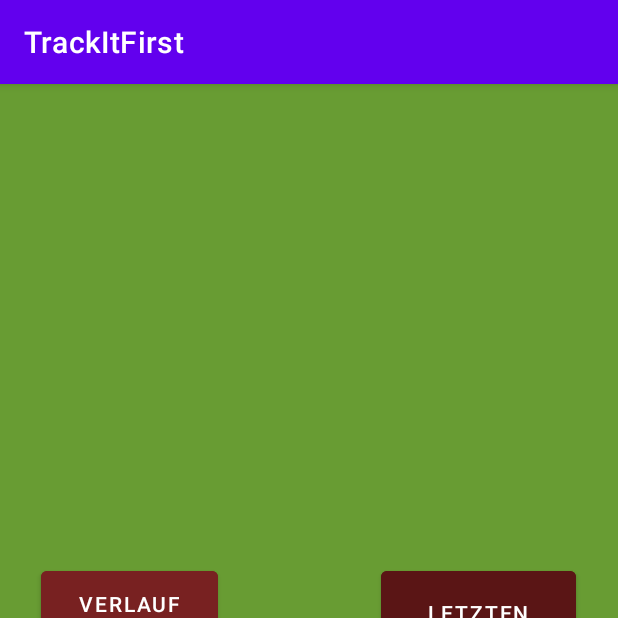
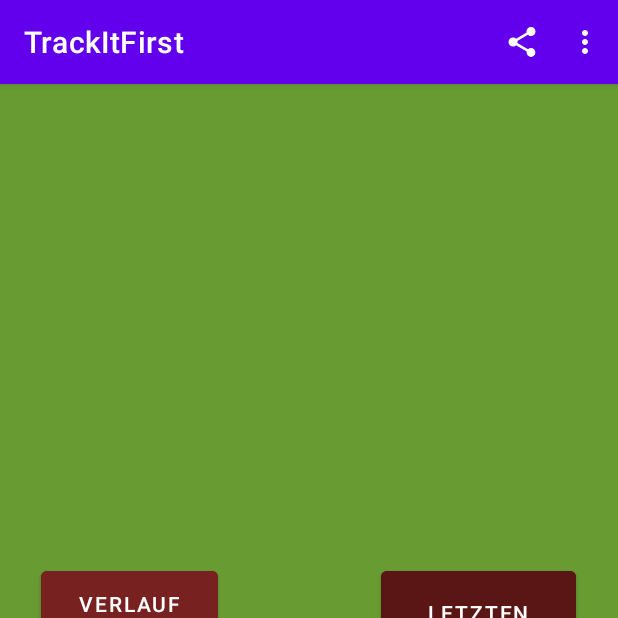
Before and after one commit to MariusRock/androidTrackIt, an Android app: the screen it shows after launch (MainActivity), on a phone screen of 412 x 824 dp, the top half of it. Run offline under Robolectric (Android 15) with nearby library versions, the phone set to English and light mode, and no system bars.

Commit message:
added basic import/export/sharing functionallity

```diff
--- /dev/null
+++ b/app/src/main/res/drawable/ic_baseline_share_24.xml
@@ -0,0 +1,10 @@
+<vector xmlns:android="http://schemas.android.com/apk/res/android"
+    android:width="24dp"
+    android:height="24dp"
+    android:viewportWidth="24"
+    android:viewportHeight="24"
+    android:tint="?attr/colorControlNormal">
+  <path
+      android:fillColor="@android:color/white"
+      android:pathData="M18,16.08c-0.76,0 -1.44,0.3 -1.96,0.77L8.91,12.7c0.05,-0.23 0.09,-0.46 0.09,-0.7s-0.04,-0.47 -0.09,-0.7l7.05,-4.11c0.54,0.5 1.25,0.81 2.04,0.81 1.66,0 3,-1.34 3,-3s-1.34,-3 -3,-3 -3,1.34 -3,3c0,0.24 0.04,0.47 0.09,0.7L8.04,9.81C7.5,9.31 6.79,9 6,9c-1.66,0 -3,1.34 -3,3s1.34,3 3,3c0.79,0 1.5,-0.31 2.04,-0.81l7.12,4.16c-0.05,0.21 -0.08,0.43 -0.08,0.65 0,1.61 1.31,2.92 2.92,2.92 1.61,0 2.92,-1.31 2.92,-2.92s-1.31,-2.92 -2.92,-2.92z"/>
+</vector>
--- a/app/src/main/res/layout/activity_main.xml
+++ b/app/src/main/res/layout/activity_main.xml
@@ -119,6 +119,7 @@
         app:layout_constraintVertical_bias="0.477" />
 
     <ScrollView
+        android:id="@+id/scrollView2"
         android:layout_width="fill_parent"
         android:layout_height="275dp"
         tools:ignore="MissingConstraints">
--- /dev/null
+++ b/app/src/main/res/menu/custommenue.xml
@@ -0,0 +1,18 @@
+<?xml version="1.0" encoding="utf-8"?>
+<menu xmlns:app="http://schemas.android.com/apk/res-auto"
+    xmlns:android="http://schemas.android.com/apk/res/android">
+
+    <item
+        android:id="@+id/share"
+        android:icon="@drawable/ic_baseline_share_24"
+        android:title="Share"
+        app:showAsAction="ifRoom|collapseActionView" />
+
+    <item android:title="Import"
+          android:id="@+id/Import" />
+    <item android:title="Export"
+          android:id="@+id/Export" />
+
+
+
+</menu>
```
Also changed, not shown: app/src/main/AndroidManifest.xml (+9 -0 lines), app/src/main/java/com/example/trackitfirst/MainActivity.kt (+98 -11 lines).
